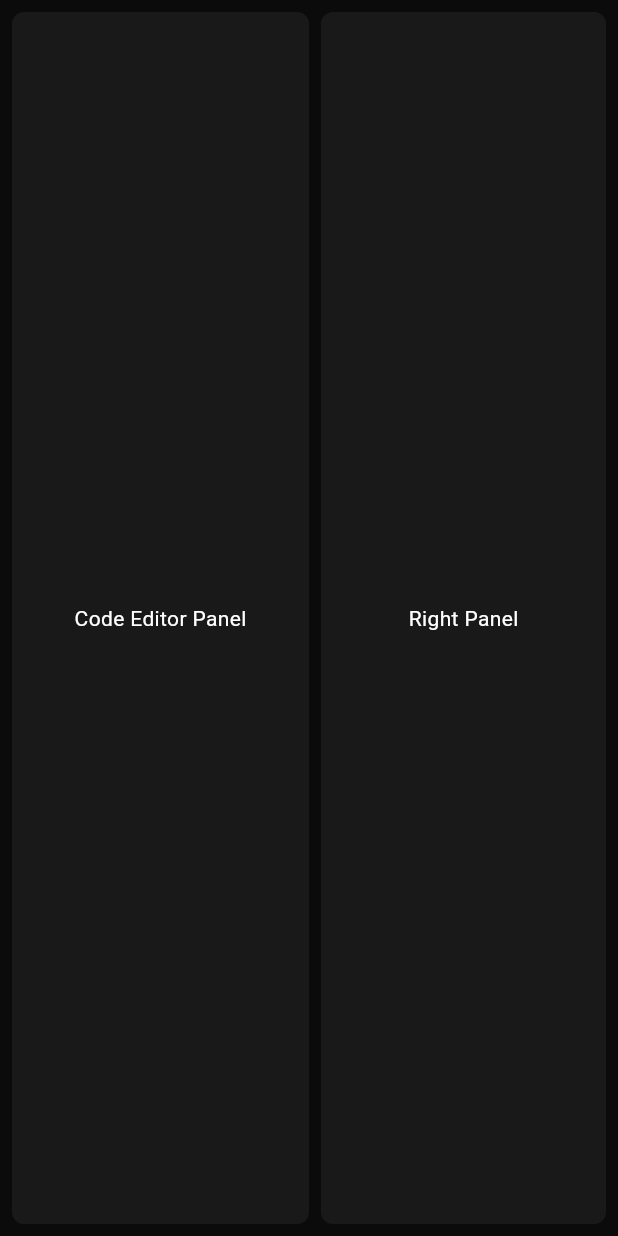
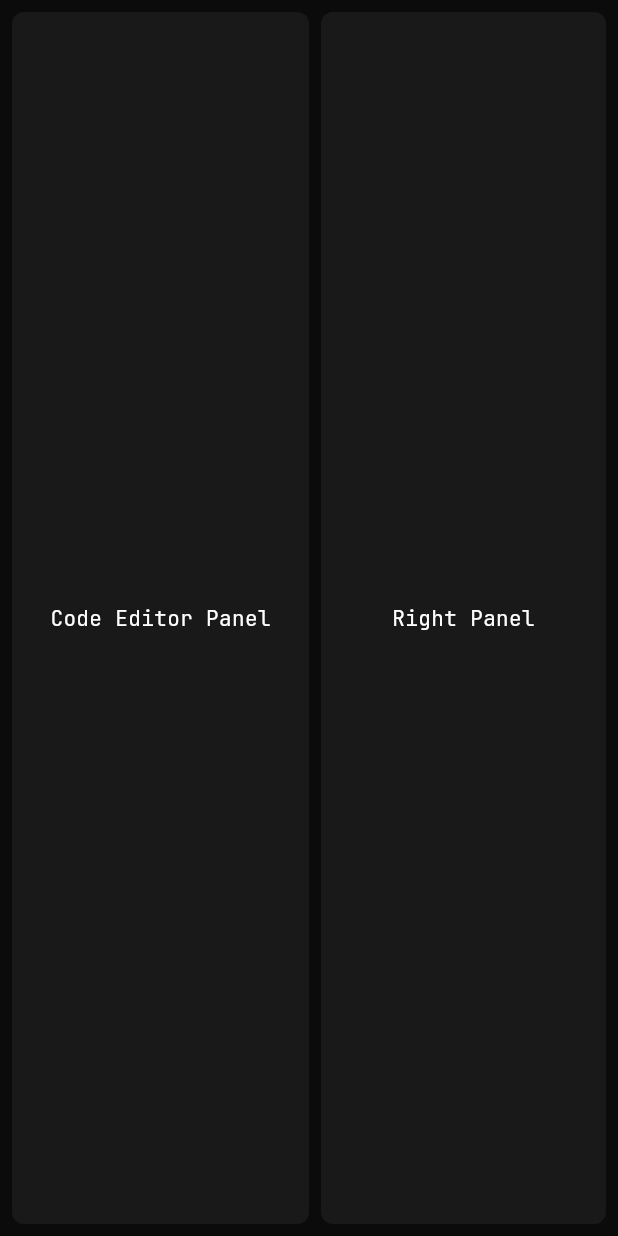
Before and after one commit to denver-code/dartlight_standalone, a Flutter app: the screen it shows after launch, on a phone screen of 412 x 824 dp. Run offline on Flutter 3.47's test engine with Material 3 defaults, Android fonts, the phone set to English and light mode, and no system bars.

Commit message:
add jetbrains font

```diff
--- a/lib/main.dart
+++ b/lib/main.dart
@@ -14,6 +14,7 @@ class MyApp extends StatelessWidget {
       title: 'DartLight Editor',
       debugShowCheckedModeBanner: false,
       theme: ThemeData(
+        fontFamily: 'JetBrainsMono',
         colorScheme: ColorScheme.dark(
           primary: Colors.blue,
           secondary: Colors.blueAccent,
```
Also changed, not shown: pubspec.yaml (+9 -1 lines), assets/fonts/JetBrainsMono-Bold.ttf (added), assets/fonts/JetBrainsMono-Italic.ttf (added), assets/fonts/JetBrainsMono-Regular.ttf (added), 9 other files.
